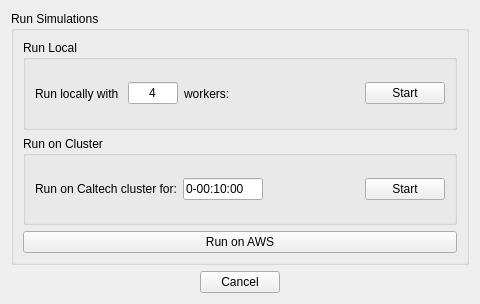
domischi/IAMS, file gui/run_simulation.ui: the form before one commit.
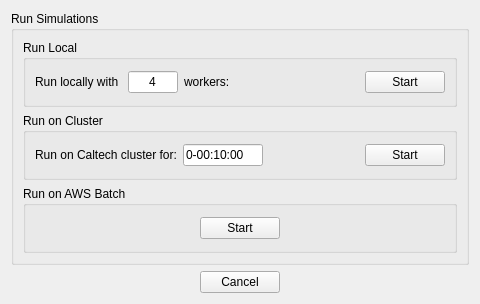
The form after the commit.

Commit message: Make the AWS run work as well

The edit to the form file:
```diff
--- a/gui/run_simulation.ui
+++ b/gui/run_simulation.ui
@@ -143,13 +143,48 @@
          </widget>
         </item>
         <item>
+         <widget class="QGroupBox" name="groupBox_4">
+          <property name="title">
+           <string>Run on AWS Batch</string>
+          </property>
+          <layout class="QHBoxLayout" name="horizontalLayout_4">
+           <item>
+            <spacer name="horizontalSpacer_4">
+             <property name="orientation">
+              <enum>Qt::Horizontal</enum>
+             </property>
+             <property name="sizeHint" stdset="0">
+              <size>
+               <width>40</width>
+               <height>20</height>
+              </size>
+             </property>
+            </spacer>
+           </item>
+           <item>
          <widget class="QPushButton" name="button_run_aws">
           <property name="focusPolicy">
            <enum>Qt::NoFocus</enum>
           </property>
           <property name="text">
-           <string>Run on AWS</string>
-          </property>
+              <string>Start</string>
+             </property>
+            </widget>
+           </item>
+           <item>
+            <spacer name="horizontalSpacer_6">
+             <property name="orientation">
+              <enum>Qt::Horizontal</enum>
+             </property>
+             <property name="sizeHint" stdset="0">
+              <size>
+               <width>40</width>
+               <height>20</height>
+              </size>
+             </property>
+            </spacer>
+           </item>
+          </layout>
          </widget>
         </item>
        </layout>
```
Lines whose indentation alone changed are shown as unchanged. The commit also changes 1 other file.
